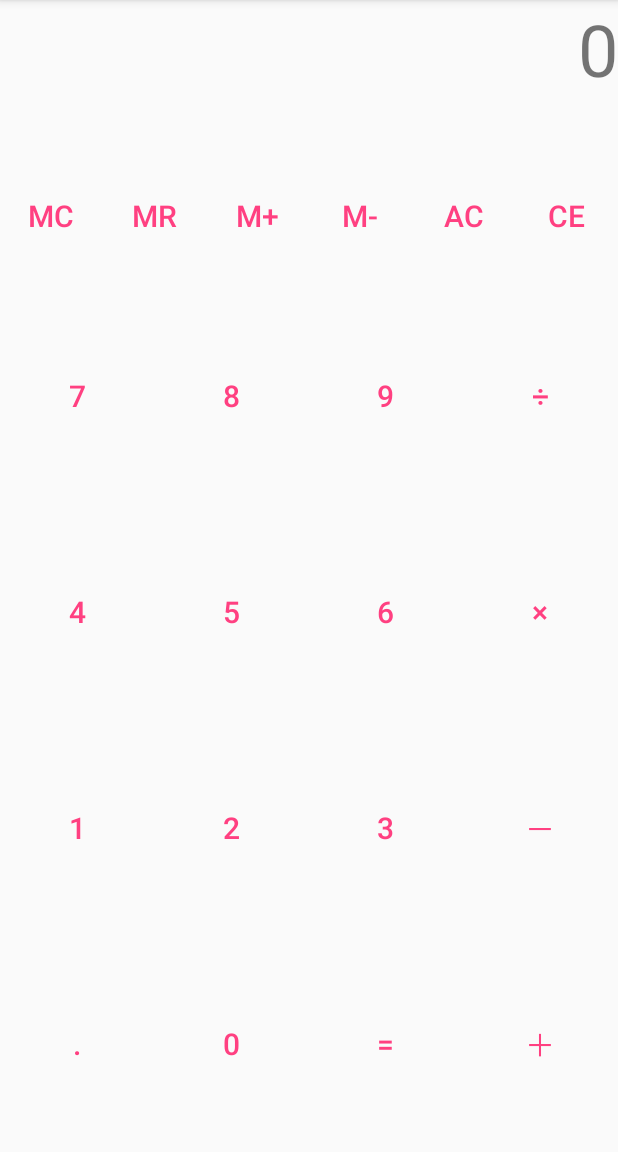
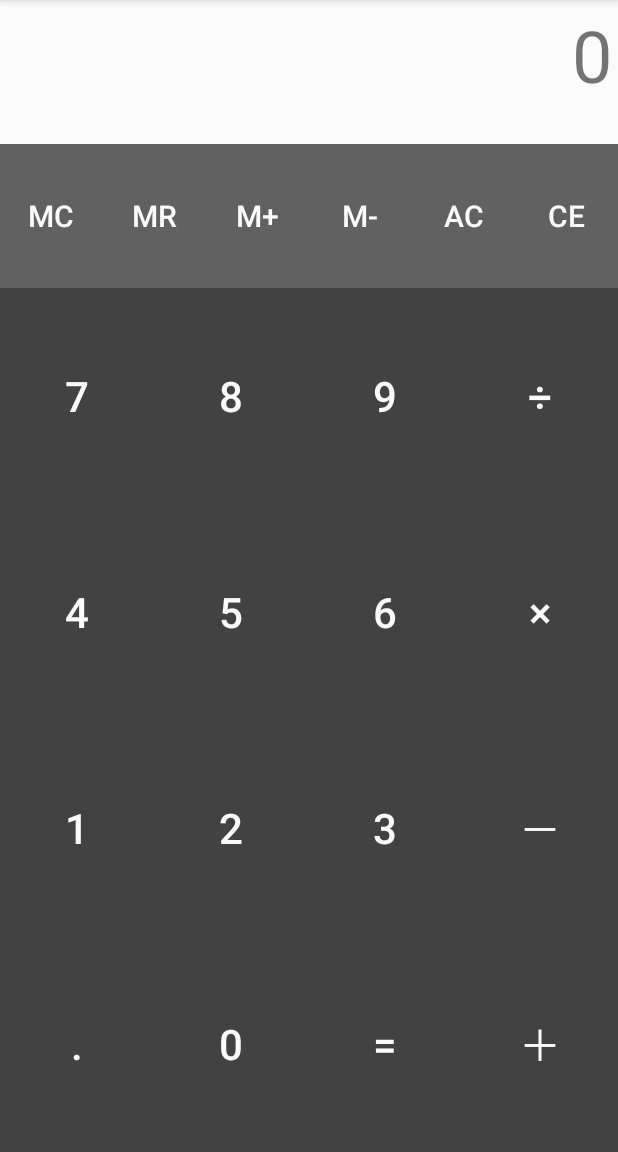
Before and after one commit to tomoya0x00/FrugalityCalc, an Android app: the screen it shows after launch (MainActivity), on a phone screen of 412 x 824 dp, the part 84-1236 px from its top. Run offline under Robolectric (Android 15) with nearby library versions, the phone set to English and light mode, and no system bars; our stand-ins replace ButterKnife.

Commit message:
Improve UI design

```diff
--- a/app/src/main/res/layout/activity_main.xml
+++ b/app/src/main/res/layout/activity_main.xml
@@ -4,28 +4,32 @@
     android:orientation="vertical"
     android:layout_width="match_parent"
     android:layout_height="match_parent"
+    android:background="#424242"
     tools:context="miwax.java_conf.gr.jp.frugalitycalc.MainActivity"
     style="?android:attr/buttonBarStyle">
 
     <HorizontalScrollView
         android:layout_width="match_parent"
         android:layout_height="0dp"
-        android:layout_weight="2">
+        android:layout_weight="2"
+        android:background="#FAFAFA">
         <TextView
             android:id="@+id/result_text"
             android:layout_width="wrap_content"
             android:layout_height="match_parent"
+            android:layout_margin="4dp"
             android:singleLine="true"
             android:text="0"
             android:textSize="48sp"
             android:textAlignment="textEnd"
-            android:layout_gravity="end"/>
+            android:layout_gravity="end" />
     </HorizontalScrollView>
 
     <LinearLayout
         android:layout_width="match_parent"
         android:layout_height="0dp"
         android:layout_weight="2"
+        android:background="#616161"
         android:orientation="horizontal">
 
         <Button
@@ -34,8 +38,7 @@
             android:layout_height="match_parent"
             android:layout_weight="1"
             android:text="MC"
-            android:textSize="20sp"
-            style="?android:attr/buttonBarButtonStyle"/>
+            style="@style/CalcButtonMedium" />
 
         <Button
             android:id="@+id/mread_button"
@@ -43,8 +46,7 @@
             android:layout_height="match_parent"
             android:layout_weight="1"
             android:text="MR"
-            android:textSize="20sp"
-            style="?android:attr/buttonBarButtonStyle"/>
+            style="@style/CalcButtonMedium" />
 
         <Button
             android:id="@+id/mplus_button"
@@ -52,8 +54,7 @@
             android:layout_height="match_parent"
             android:layout_weight="1"
             android:text="M+"
-            android:textSize="20sp"
-            style="?android:attr/buttonBarButtonStyle"/>
+            style="@style/CalcButtonMedium" />
 
         <Button
             android:id="@+id/mminus_button"
@@ -61,8 +62,7 @@
             android:layout_height="match_parent"
             android:layout_weight="1"
             android:text="M-"
-            android:textSize="20sp"
-            style="?android:attr/buttonBarButtonStyle"/>
+            style="@style/CalcButtonMedium" />
 
         <Button
             android:id="@+id/allclear_button"
@@ -70,8 +70,7 @@
             android:layout_height="match_parent"
             android:layout_weight="1"
             android:text="AC"
-            android:textSize="20sp"
-            style="?android:attr/buttonBarButtonStyle"/>
+            style="@style/CalcButtonMedium" />
 
         <Button
             android:id="@+id/clearend_button"
@@ -79,8 +78,7 @@
             android:layout_height="match_parent"
             android:layout_weight="1"
             android:text="CE"
-            android:textSize="20sp"
-            style="?android:attr/buttonBarButtonStyle" />
+            style="@style/CalcButtonMedium" />
 
     </LinearLayout>
 
@@ -96,8 +94,7 @@
             android:layout_height="match_parent"
             android:layout_weight="1"
             android:text="7"
-            android:textSize="20sp"
-            style="?android:attr/buttonBarButtonStyle" />
+            style="@style/CalcButtonLarge" />
 
         <Button
             android:id="@+id/eight_button"
@@ -105,8 +102,7 @@
             android:layout_height="match_parent"
             android:layout_weight="1"
             android:text="8"
-            android:textSize="20sp"
-            style="?android:attr/buttonBarButtonStyle" />
+            style="@style/CalcButtonLarge" />
 
         <Button
             android:id="@+id/nine_button"
@@ -114,8 +110,7 @@
             android:layout_height="match_parent"
             android:layout_weight="1"
             android:text="9"
-            android:textSize="20sp"
-            style="?android:attr/buttonBarButtonStyle" />
+            style="@style/CalcButtonLarge" />
 
         <Button
             android:id="@+id/div_button"
@@ -123,8 +118,7 @@
             android:layout_height="match_parent"
             android:layout_weight="1"
             android:text="÷"
-            android:textSize="20sp"
-            style="?android:attr/buttonBarButtonStyle" />
+            style="@style/CalcButtonLarge" />
     </LinearLayout>
 
     <LinearLayout
@@ -139,8 +133,7 @@
             android:layout_height="match_parent"
             android:layout_weight="1"
             android:text="4"
-            android:textSize="20sp"
-            style="?android:attr/buttonBarButtonStyle" />
+            style="@style/CalcButtonLarge" />
 
         <Button
             android:id="@+id/five_button"
@@ -148,8 +141,7 @@
             android:layout_height="match_parent"
             android:layout_weight="1"
             android:text="5"
-            android:textSize="20sp"
-            style="?android:attr/buttonBarButtonStyle" />
+            style="@style/CalcButtonLarge" />
 
         <Button
             android:id="@+id/six_button"
@@ -157,8 +149,7 @@
             android:layout_height="match_parent"
             android:layout_weight="1"
             android:text="6"
-            android:textSize="20sp"
-            style="?android:attr/buttonBarButtonStyle" />
+            style="@style/CalcButtonLarge" />
 
         <Button
             android:id="@+id/multiple_button"
@@ -166,8 +157,7 @@
             android:layout_height="match_parent"
             android:layout_weight="1"
             android:text="×"
-            android:textSize="20sp"
-            style="?android:attr/buttonBarButtonStyle" />
+            style="@style/CalcButtonLarge" />
     </LinearLayout>
 
     <LinearLayout
@@ -182,8 +172,7 @@
             android:layout_height="match_parent"
             android:layout_weight="1"
             android:text="1"
-            android:textSize="20sp"
-            style="?android:attr/buttonBarButtonStyle" />
+            style="@style/CalcButtonLarge" />
 
         <Button
             android:id="@+id/two_button"
@@ -191,8 +180,7 @@
             android:layout_height="match_parent"
             android:layout_weight="1"
             android:text="2"
-            android:textSize="20sp"
-            style="?android:attr/buttonBarButtonStyle" />
+            style="@style/CalcButtonLarge" />
 
         <Button
             android:id="@+id/three_button"
@@ -200,8 +188,7 @@
             android:layout_height="match_parent"
             android:layout_weight="1"
             android:text="3"
-            android:textSize="20sp"
-            style="?android:attr/buttonBarButtonStyle" />
+            style="@style/CalcButtonLarge" />
 
         <Button
             android:id="@+id/sub_button"
@@ -209,8 +196,7 @@
             android:layout_height="match_parent"
             android:layout_weight="1"
             android:text="－"
-            android:textSize="20sp"
-            style="?android:attr/buttonBarButtonStyle" />
+            style="@style/CalcButtonLarge" />
     </LinearLayout>
 
     <LinearLayout
@@ -225,8 +211,7 @@
             android:layout_height="match_parent"
             android:layout_weight="1"
             android:text="."
-            android:textSize="20sp"
-            style="?android:attr/buttonBarButtonStyle" />
+            style="@style/CalcButtonLarge" />
 
         <Button
             android:id="@+id/zero_button"
@@ -234,8 +219,7 @@
             android:layout_height="match_parent"
             android:layout_weight="1"
             android:text="0"
-            android:textSize="20sp"
-            style="?android:attr/buttonBarButtonStyle" />
+            style="@style/CalcButtonLarge" />
 
         <Button
             android:id="@+id/equal_button"
@@ -243,8 +227,7 @@
             android:layout_height="match_parent"
             android:layout_weight="1"
             android:text="="
-            android:textSize="20sp"
-            style="?android:attr/buttonBarButtonStyle" />
+            style="@style/CalcButtonLarge" />
 
         <Button
             android:id="@+id/add_button"
@@ -252,8 +235,7 @@
             android:layout_height="match_parent"
             android:layout_weight="1"
             android:text="＋"
-            android:textSize="20sp"
-            style="?android:attr/buttonBarButtonStyle" />
+            style="@style/CalcButtonLarge" />
     </LinearLayout>
 
 </LinearLayout>
--- a/app/src/main/res/values/styles.xml
+++ b/app/src/main/res/values/styles.xml
@@ -8,4 +8,14 @@
         <item name="colorAccent">@color/colorAccent</item>
     </style>
 
+    <style name="CalcButtonMedium" parent="android:style/Widget.Material.Button.Borderless">
+        <item name="android:textSize">20sp</item>
+        <item name="android:textColor">#FAFAFA</item>
+    </style>
+
+    <style name="CalcButtonLarge" parent="android:style/Widget.Material.Button.Borderless">
+        <item name="android:textSize">28sp</item>
+        <item name="android:textColor">#FAFAFA</item>
+    </style>
+
 </resources>
```
